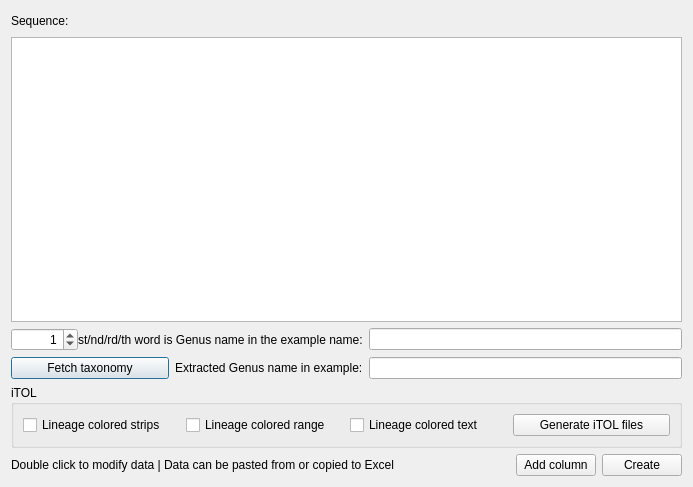
This is PhyloSuite/ete3/treeview/annotation_editor_tax.ui in dongzhang0725/PhyloSuite as Qt 5 draws it before an edit. The edited form follows.
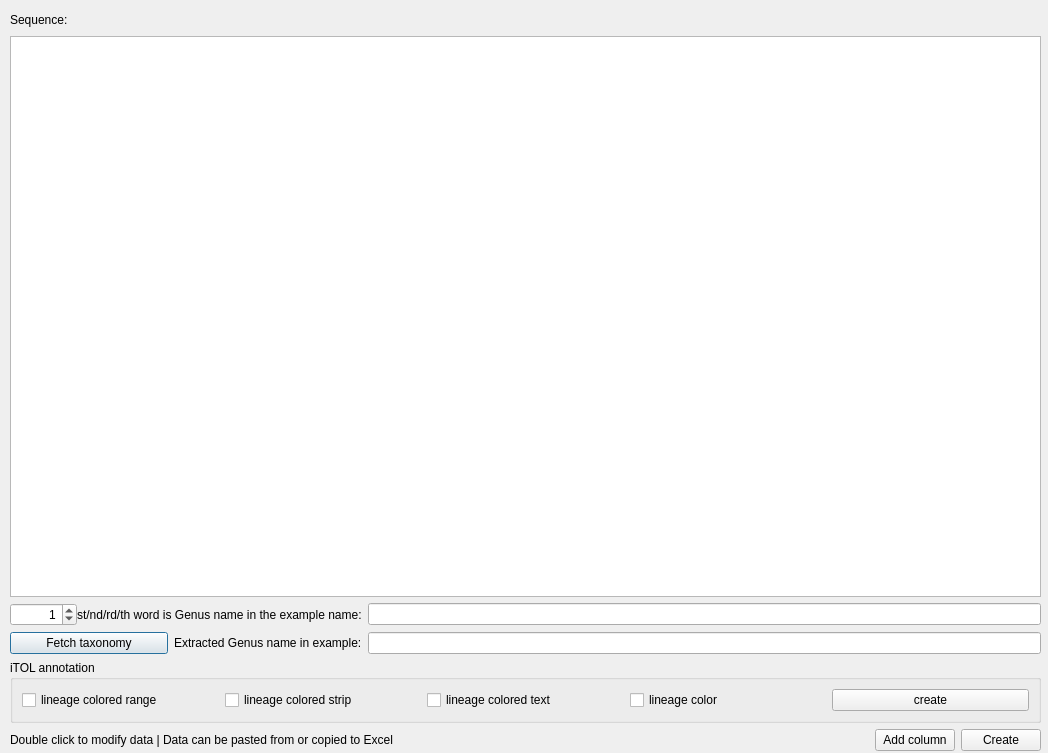
This is the edited form. Icons and pictures are not drawn. Custom widgets are drawn as their Qt base class.

```diff
--- a/PhyloSuite/ete3/treeview/annotation_editor_tax.ui
+++ b/PhyloSuite/ete3/treeview/annotation_editor_tax.ui
@@ -6,15 +6,24 @@
    <rect>
     <x>0</x>
     <y>0</y>
-    <width>693</width>
-    <height>487</height>
+    <width>1048</width>
+    <height>753</height>
    </rect>
   </property>
   <property name="windowTitle">
    <string>Annotation editor</string>
   </property>
-  <layout class="QVBoxLayout" name="verticalLayout">
-   <item>
+  <widget class="QWidget" name="">
+   <property name="geometry">
+    <rect>
+     <x>10</x>
+     <y>10</y>
+     <width>1031</width>
+     <height>741</height>
+    </rect>
+   </property>
+   <layout class="QGridLayout" name="gridLayout_2">
+    <item row="0" column="0">
     <layout class="QHBoxLayout" name="horizontalLayout_2">
      <item>
       <widget class="QLabel" name="label_2">
@@ -38,15 +47,22 @@
      </item>
     </layout>
    </item>
-   <item>
+    <item row="1" column="0">
     <widget class="MyTableView" name="tableView">
      <property name="sizeAdjustPolicy">
       <enum>QAbstractScrollArea::AdjustToContents</enum>
      </property>
     </widget>
    </item>
-   <item>
+    <item row="2" column="0">
     <layout class="QGridLayout" name="gridLayout">
+      <item row="1" column="1">
+       <widget class="QLineEdit" name="lineEdit_2">
+        <property name="readOnly">
+         <bool>true</bool>
+        </property>
+       </widget>
+      </item>
      <item row="0" column="0">
       <layout class="QHBoxLayout" name="horizontalLayout">
        <property name="spacing">
@@ -99,53 +115,53 @@
        </item>
       </layout>
      </item>
-     <item row="1" column="1">
-      <widget class="QLineEdit" name="lineEdit_2">
-       <property name="readOnly">
-        <bool>true</bool>
-       </property>
-      </widget>
-     </item>
-    </layout>
-   </item>
-   <item>
+     </layout>
+    </item>
+    <item row="3" column="0">
     <widget class="QGroupBox" name="groupBox">
      <property name="title">
-      <string>iTOL</string>
-     </property>
-     <layout class="QGridLayout" name="gridLayout_2">
-      <item row="0" column="0">
+       <string>iTOL annotation</string>
+      </property>
+      <layout class="QHBoxLayout" name="horizontalLayout_5">
+       <item>
        <widget class="QCheckBox" name="checkBox">
         <property name="text">
-         <string>Lineage colored strips</string>
+          <string>lineage colored range</string>
         </property>
        </widget>
       </item>
-      <item row="0" column="1">
-       <widget class="QCheckBox" name="checkBox_3">
-        <property name="text">
-         <string>Lineage colored range</string>
-        </property>
-       </widget>
-      </item>
-      <item row="0" column="2">
+       <item>
        <widget class="QCheckBox" name="checkBox_2">
         <property name="text">
-         <string>Lineage colored text</string>
+          <string>lineage colored strip</string>
         </property>
        </widget>
       </item>
-      <item row="0" column="3">
+       <item>
+        <widget class="QCheckBox" name="checkBox_3">
+         <property name="text">
+          <string>lineage colored text</string>
+         </property>
+        </widget>
+       </item>
+       <item>
+        <widget class="QCheckBox" name="checkBox_4">
+         <property name="text">
+          <string>lineage color</string>
+         </property>
+        </widget>
+       </item>
+       <item>
        <widget class="QPushButton" name="pushButton_13">
         <property name="text">
-         <string>Generate iTOL files</string>
+          <string>create</string>
         </property>
        </widget>
       </item>
      </layout>
     </widget>
    </item>
-   <item>
+    <item row="4" column="0">
     <layout class="QHBoxLayout" name="horizontalLayout_3">
      <item>
       <widget class="QLabel" name="label">
@@ -188,6 +204,7 @@
     </layout>
    </item>
   </layout>
+  </widget>
  </widget>
  <customwidgets>
   <customwidget>
```
Lines whose indentation alone changed are shown as unchanged.
